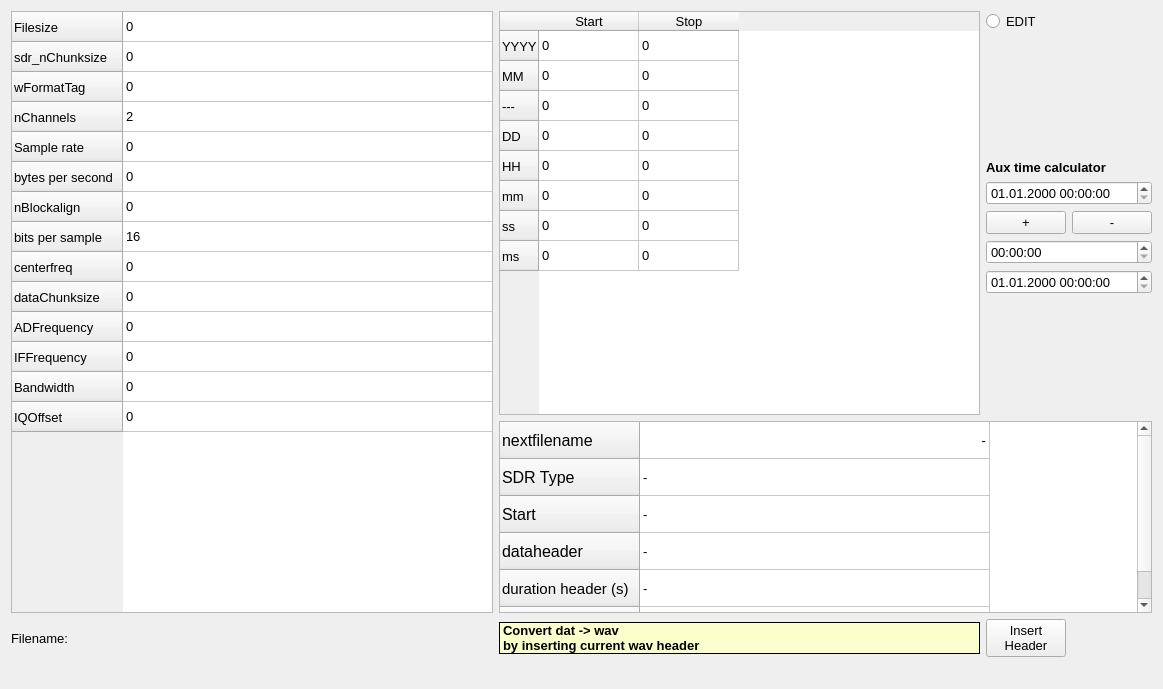
The window that sources/wavheader_editor/ressources/wavheader_editor_widget.ui (schaten/COHIWizard) describes before a commit, drawn with Qt 5.
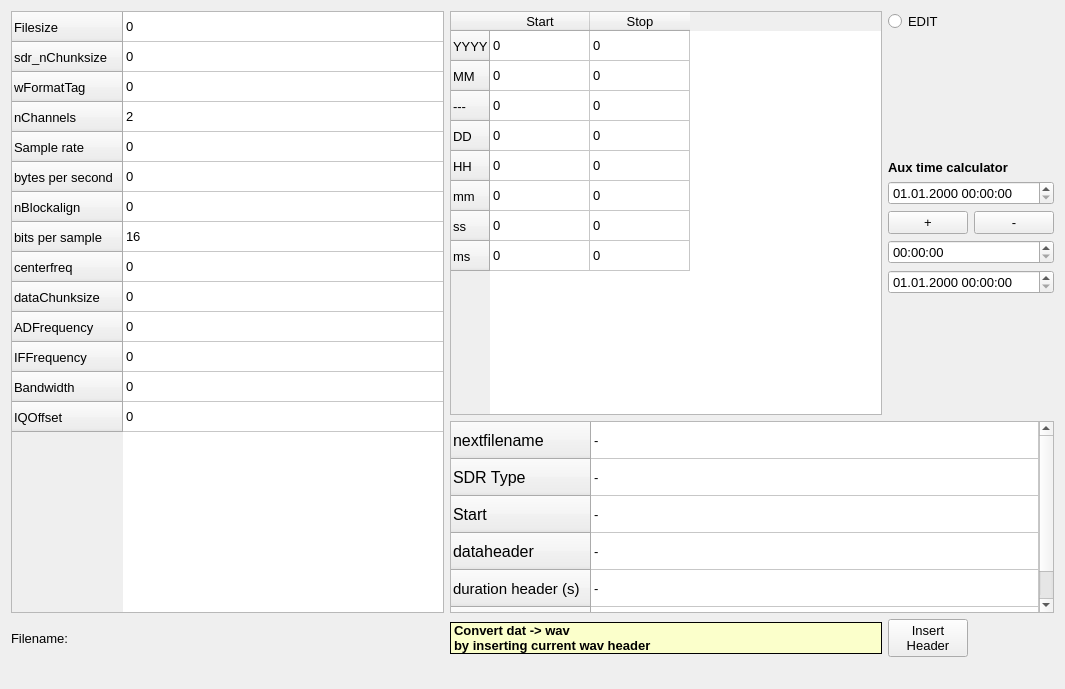
The same window after the commit.

Commit message: scaling bugs in GUI fixed; auxi problem in waveditor tackled

Patch:
```diff
--- a/sources/wavheader_editor/ressources/wavheader_editor_widget.ui
+++ b/sources/wavheader_editor/ressources/wavheader_editor_widget.ui
@@ -6,7 +6,7 @@
    <rect>
     <x>0</x>
     <y>0</y>
-    <width>1163</width>
+    <width>1065</width>
     <height>689</height>
    </rect>
   </property>
@@ -818,20 +818,20 @@
      <item row="8" column="1" colspan="3">
       <widget class="QTableWidget" name="tableWidget_3">
        <property name="sizePolicy">
-        <sizepolicy hsizetype="Maximum" vsizetype="Minimum">
+        <sizepolicy hsizetype="Expanding" vsizetype="Minimum">
          <horstretch>0</horstretch>
          <verstretch>0</verstretch>
         </sizepolicy>
        </property>
        <property name="minimumSize">
         <size>
-         <width>350</width>
+         <width>300</width>
          <height>192</height>
         </size>
        </property>
        <property name="maximumSize">
         <size>
-         <width>800</width>
+         <width>1500</width>
          <height>16777215</height>
         </size>
        </property>
@@ -853,10 +853,13 @@
         <bool>false</bool>
        </attribute>
        <attribute name="horizontalHeaderDefaultSectionSize">
-        <number>350</number>
+        <number>400</number>
        </attribute>
        <attribute name="horizontalHeaderMinimumSectionSize">
-        <number>50</number>
+        <number>250</number>
+       </attribute>
+       <attribute name="horizontalHeaderStretchLastSection">
+        <bool>true</bool>
        </attribute>
        <attribute name="verticalHeaderCascadingSectionResizes">
         <bool>false</bool>
@@ -946,6 +949,9 @@
           <pointsize>12</pointsize>
          </font>
         </property>
+        <property name="textAlignment">
+         <set>AlignTrailing|AlignVCenter</set>
+        </property>
         <property name="background">
          <color>
           <red>240</red>
@@ -959,7 +965,7 @@
          <string>-</string>
         </property>
         <property name="textAlignment">
-         <set>AlignTrailing|AlignVCenter</set>
+         <set>AlignLeading|AlignVCenter</set>
         </property>
         <property name="foreground">
          <brush brushstyle="NoBrush">
@@ -975,6 +981,9 @@
         <property name="text">
          <string>-</string>
         </property>
+        <property name="flags">
+         <set>ItemIsSelectable|ItemIsEditable|ItemIsDragEnabled|ItemIsUserCheckable|ItemIsEnabled</set>
+        </property>
        </item>
        <item row="2" column="0">
         <property name="text">
```
The commit also changes 6 other files.
